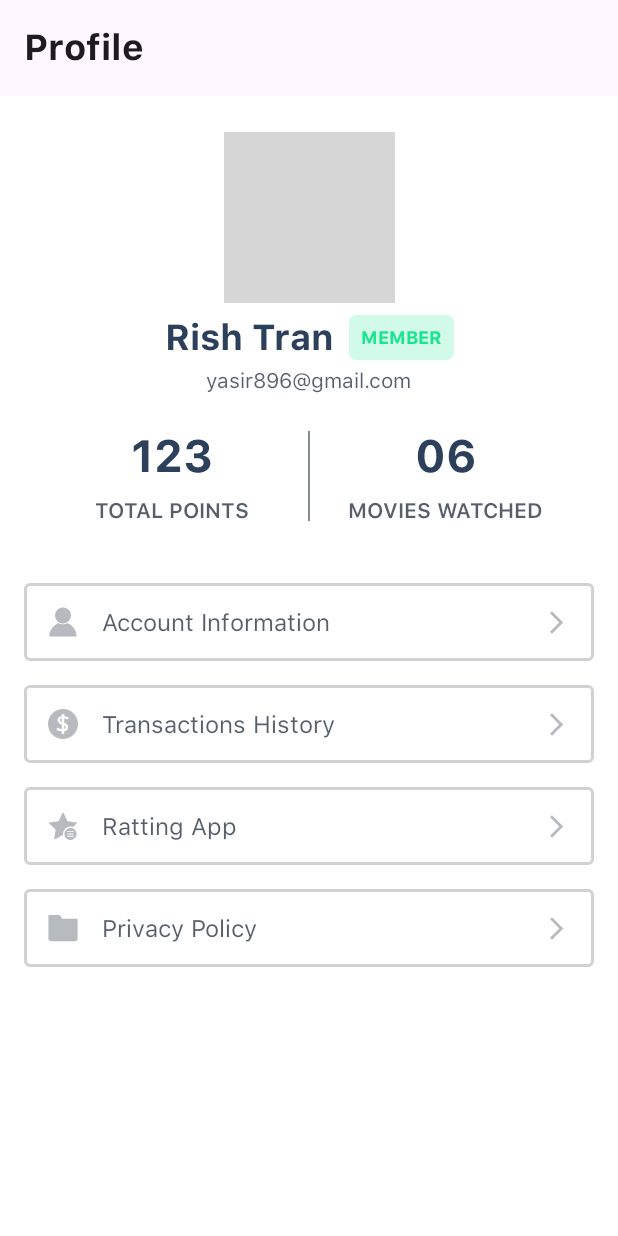
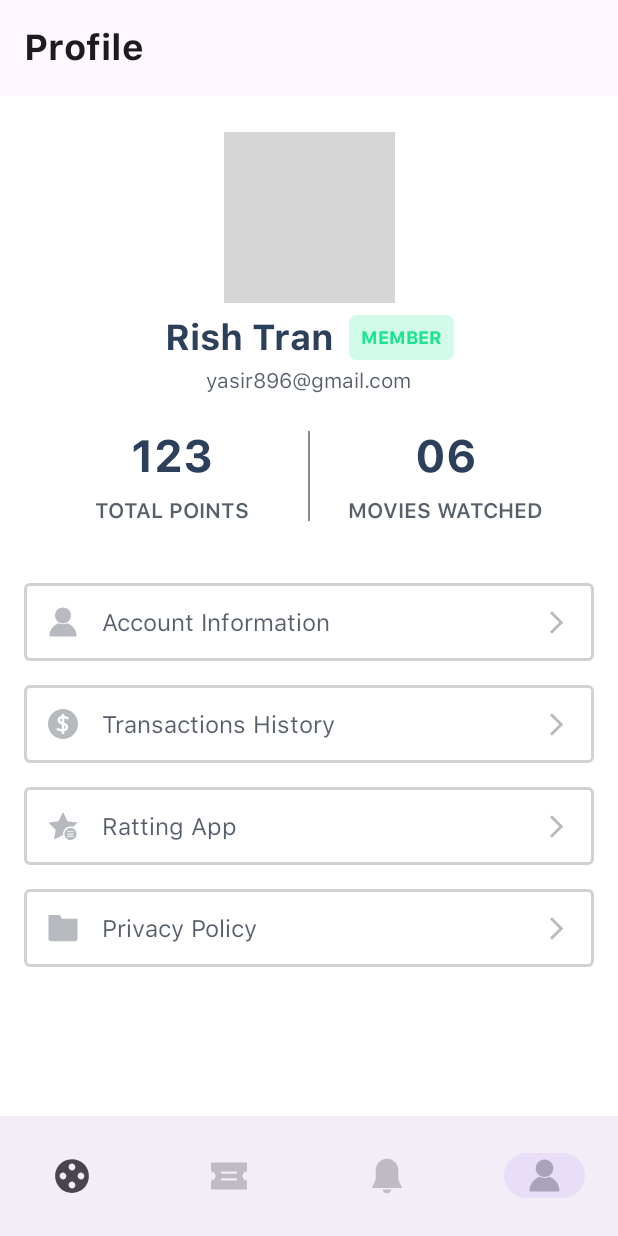
Before and after one commit to yasir-ghafar/Cinemy, an Android app built with Jetpack Compose: the profile_screen screen opened through its navigation route, on a phone screen of 412 x 824 dp. Run offline under Robolectric (Android 15) with nearby library versions, the phone set to English and light mode, and no system bars; our stand-ins replace Dagger/Hilt's generated code, accompanist, paging; pictures from the network do not load; grey boxes are pictures that could not be loaded.

Commit message:
BottomBar Implemented

```diff
--- a/app/src/main/java/com/techlads/cinemy/MainActivity.kt
+++ b/app/src/main/java/com/techlads/cinemy/MainActivity.kt
@@ -4,16 +4,24 @@ import android.os.Bundle
 import androidx.activity.ComponentActivity
 import androidx.activity.compose.setContent
 import androidx.compose.animation.ExperimentalAnimationApi
+import androidx.compose.foundation.layout.Box
 import androidx.compose.foundation.layout.fillMaxSize
+import androidx.compose.foundation.layout.padding
+import androidx.compose.material.Scaffold
 import androidx.compose.material3.MaterialTheme
 import androidx.compose.material3.Surface
 
 import androidx.compose.runtime.Composable
+import androidx.compose.runtime.getValue
 import androidx.compose.ui.Modifier
 import androidx.compose.ui.tooling.preview.Preview
 import androidx.navigation.NavHostController
+import androidx.navigation.compose.currentBackStackEntryAsState
 import com.google.accompanist.navigation.animation.rememberAnimatedNavController
 import com.techlads.cinemy.navigation.AppNavigation
+import com.techlads.cinemy.navigation.BottomBarNavGraph
+import com.techlads.cinemy.navigation.BottomBarNavItem
+import com.techlads.cinemy.presentation.components.CinemyBottomBar
 import com.techlads.cinemy.presentation.screens.home.HomeScreen
 import com.techlads.cinemy.presentation.screens.splash.SplashScreen
 import com.techlads.cinemy.ui.theme.CinemyTheme
@@ -25,23 +33,48 @@ class MainActivity : ComponentActivity() {
     override fun onCreate(savedInstanceState: Bundle?) {
         super.onCreate(savedInstanceState)
         setContent {
+
+
+            var screens = listOf(
+                BottomBarNavItem.Home,
+                BottomBarNavItem.Tickets,
+                BottomBarNavItem.Notifications,
+                BottomBarNavItem.Profile,
+            )
+
+            val navController = rememberAnimatedNavController()
+            val navBackStackEntry by navController.currentBackStackEntryAsState()
+            var currentDestination = navBackStackEntry?.destination
+
             CinemyTheme {
                 // A surface container using the 'background' color from the theme
                 Surface(
                     modifier = Modifier.fillMaxSize(),
                     color = MaterialTheme.colorScheme.background
                 ) {
-                    val navController = rememberAnimatedNavController()
-                    CinemyThemeHandler(navController = navController)
+
+                    Scaffold(
+                        bottomBar = {
+                            CinemyBottomBar(
+                                screens = screens,
+                                navController = navController)
+                        }
+                    ) { innerPadding ->
+                        Box(modifier = Modifier.padding(innerPadding)) {
+                            BottomBarNavGraph(navController = navController)
+                        }
+                    }
+                    /*val navController = rememberAnimatedNavController()
+                    CinemyThemeHandler(navController = navController)*/
                 }
             }
         }
     }
 }
 
-@Composable
+/*@Composable
 fun CinemyThemeHandler(navController: NavHostController) {
     CinemyTheme {
         AppNavigation(navController = navController)
     }
-}
+}*/
--- /dev/null
+++ b/app/src/main/java/com/techlads/cinemy/navigation/BottomBarNavGraph.kt
@@ -0,0 +1,40 @@
+package com.techlads.cinemy.navigation
+
+import androidx.compose.runtime.Composable
+import androidx.navigation.NavHostController
+import androidx.navigation.compose.NavHost
+import androidx.navigation.compose.composable
+import com.techlads.cinemy.presentation.screens.home.HomeScreen
+import com.techlads.cinemy.presentation.screens.notifications.NotificationsScreen
+import com.techlads.cinemy.presentation.screens.profile.ProfileScreen
+import com.techlads.cinemy.presentation.screens.ticket.TicketsScreen
+
+@Composable
+fun BottomBarNavGraph(navController: NavHostController) {
+    NavHost(
+        navController = navController ,
+        startDestination = BottomBarNavItem.Home.route) {
+
+        /*composable(route = BottomBarNavItem.Splash.route) {
+            SplashScreen {
+                navController.navigate(Screen.HomeScreen.route)
+            }
+        }*/
+        composable(route = BottomBarNavItem.Home.route) {
+            HomeScreen { }
+        }
+
+        composable(route = BottomBarNavItem.Profile.route) {
+            ProfileScreen()
+        }
+
+        composable(route = BottomBarNavItem.Notifications.route) {
+            NotificationsScreen()
+        }
+
+        composable(route = BottomBarNavItem.Tickets.route) {
+            TicketsScreen()
+        }
+
+    }
+}
--- /dev/null
+++ b/app/src/main/java/com/techlads/cinemy/presentation/components/CinemyBottomBar.kt
@@ -0,0 +1,54 @@
+package com.techlads.cinemy.presentation.components
+
+import androidx.compose.foundation.layout.RowScope
+import androidx.compose.material3.Icon
+import androidx.compose.material3.NavigationBar
+import androidx.compose.material3.NavigationBarItem
+import androidx.compose.runtime.Composable
+import androidx.compose.runtime.getValue
+import androidx.compose.ui.res.painterResource
+import androidx.navigation.NavDestination
+import androidx.navigation.NavDestination.Companion.hierarchy
+import androidx.navigation.NavHostController
+import androidx.navigation.compose.currentBackStackEntryAsState
+import com.techlads.cinemy.navigation.BottomBarNavItem
+
+@Composable
+fun CinemyBottomBar(
+    screens: List<BottomBarNavItem>,
+    navController: NavHostController) {
+
+
+    val navBackStackEntry by navController.currentBackStackEntryAsState()
+    var currentDestination = navBackStackEntry?.destination
+
+    NavigationBar {
+        screens.forEach { screen ->
+            AddItem(
+                screen = screen,
+                navDestination = currentDestination,
+                navController = navController)
+        }
+    }
+}
+
+
+@Composable
+fun RowScope.AddItem(
+    screen: BottomBarNavItem,
+    navDestination: NavDestination?,
+    navController: NavHostController
+) {
+    NavigationBarItem(
+
+        selected = navDestination?.hierarchy?.any { it.route == screen.route} == true,
+        onClick = { navController.navigate(screen.route){
+            popUpTo(navController.graph.startDestinationId)
+            launchSingleTop = true
+        } },
+        icon = {
+            Icon(
+                painter = painterResource(id = screen.icon), contentDescription = screen.title)
+        }
+    )
+}
```
Also changed, not shown: app/src/main/java/com/techlads/cinemy/navigation/BottomNavItem.kt (added, +37 -0 lines), app/src/main/java/com/techlads/cinemy/presentation/screens/notifications/NotificationScreen.kt (added, +20 -0 lines), app/src/main/java/com/techlads/cinemy/presentation/screens/ticket/TicketsScreen.kt (added, +20 -0 lines).
